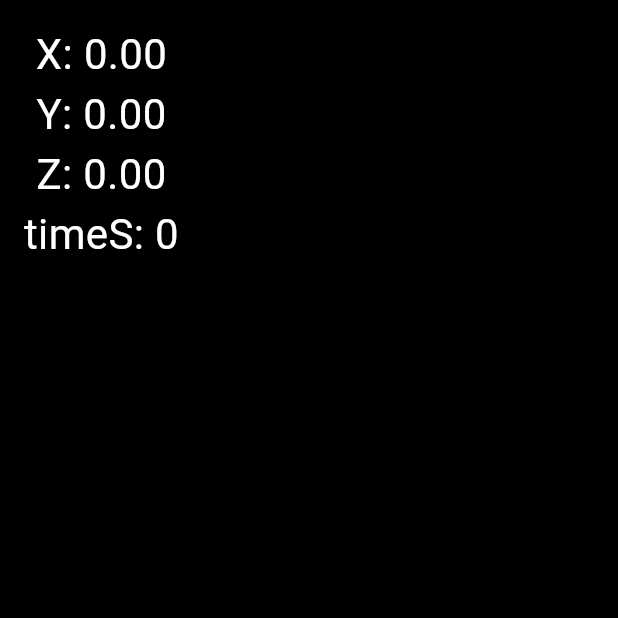
After one commit to fschiappacasse/fit_app, a Flutter app: the screen it shows after launch, after a tap on "Plank", on a phone screen of 412 x 824 dp, the top half of it. The commit adds this screen. Run offline on Flutter 3.47's test engine with Material 3 defaults, Android fonts, the light colour scheme and no system bars; our stand-ins replace audioplayers, fl_chart, sensors_plus, shared_preferences, vibration.

Commit message:
plank inicial y sonidos

```diff
--- a/lib/menu.dart
+++ b/lib/menu.dart
@@ -14,10 +14,11 @@ class MenuScreen extends StatelessWidget {
         child: Column(
           mainAxisAlignment: MainAxisAlignment.center,
           children: [
-            _menuButton(context, 'test', Exercise.test),
-            _menuButton(context, 'Sentadillas', Exercise.squat),
-            _menuButton(context, 'Saltos', Exercise.jump),
-            _menuButton(context, 'Equilibrio', Exercise.balance),
+            _menuButton(context, 'Test', Exercise.test),
+            _menuButton(context, 'Squat', Exercise.squat),
+            _menuButton(context, 'Plank', Exercise.plank),
+            _menuButton(context, 'Jump', Exercise.jump),
+            _menuButton(context, 'Balance', Exercise.balance),
           ],
         ),
       ),
--- /dev/null
+++ b/lib/screens/plank_screen.dart
@@ -0,0 +1,169 @@
+import 'dart:async';
+import 'package:flutter/material.dart';
+import 'package:sensors_plus/sensors_plus.dart';
+import 'package:vibration/vibration.dart';
+import 'package:fl_chart/fl_chart.dart';
+import '../storage/settings.dart';
+import 'package:audioplayers/audioplayers.dart';
+
+
+
+void vibracion() {
+  Vibration.hasVibrator().then((hasVibrator) {
+    if (hasVibrator ?? false) {
+      Vibration.vibrate(duration: 100);
+    }
+  });
+}
+
+void vibracion_fuerte() {
+  Vibration.hasVibrator().then((hasVibrator) {
+    if (hasVibrator ?? false) {
+      Vibration.vibrate(duration: 1000);
+    }
+  });
+}
+
+void vibracion_coundown_5() async {
+  if (await Vibration.hasVibrator() ?? false) {
+    Vibration.vibrate(
+            pattern: [0, 200, 800, 200, 800, 200, 800, 200, 800, 200]
+    );
+  }
+}
+
+
+Future<void> sonido_countdown(AudioPlayer player) async {
+  for (int i = 0; i < 3; i++) {
+    await player.play(
+      AssetSource('sounds/bip.mp3'),
+      volume: 0.8,
+    );
+    await Future.delayed(const Duration(seconds: 1));
+  }
+
+  // bip final más fuerte
+  await player.play(
+    AssetSource('sounds/bip.mp3'),
+    volume: 1.0,
+  );
+  await Future.delayed(const Duration(milliseconds: 200));
+  await player.play(
+    AssetSource('sounds/bip.mp3'),
+    volume: 1.0,
+  );
+}
+
+
+
+
+class PlankScreen extends StatefulWidget {
+  const PlankScreen({super.key});
+
+  @override
+  State<PlankScreen> createState() => _PlankScreenState();
+}
+
+class _PlankScreenState extends State<PlankScreen> {
+  final AudioPlayer _player = AudioPlayer();
+  double x = 0, y = 0, z = 0;
+  int time = 0;
+  DateTime initialTime = DateTime.now();
+  bool coundown1 = true; // 5 segundos empieza la advertencia
+  int timeS = 0;
+  bool failed = false; // si failed == true el jugador perdió el equilibrio
+  double sensitivity = 0;
+
+
+  //bool coundown2 = true // x segundos el primer fallo
+
+  late StreamSubscription<UserAccelerometerEvent> _subscription;
+
+  @override
+  void initState() {
+    super.initState();
+    sonido_countdown(_player);
+
+    _subscription = userAccelerometerEvents.listen((event) {
+      if (!mounted) return;
+
+    Settings.getSensitivity('squat').then((v) { // sensitivity y cooldown_ms de storage
+        setState(() => sensitivity = v);
+      });
+
+      final now = DateTime.now();
+
+       if (coundown1){
+            // cooldown de 5 segundos
+            if (now.difference(initialTime).inMilliseconds >= 5000) { //const  futuro??
+                coundown1 = false;
+                //vibracion_fuerte();
+                initialTime = DateTime.now(); //redefinimos para no contar los primeros 5 segundos
+            }
+        return;
+       }
+
+
+      setState(() {
+        x = event.x;
+        y = event.y;
+        z = event.z;
+
+
+        if( !failed){
+            timeS = now.difference(initialTime!).inSeconds;
+        }
+
+        // LOGICA FALLA PLANK
+        if (!failed && (x + y + z > sensitivity  )) { //const aceleración mínima
+            failed = true;
+            vibracion_fuerte();
+        }
+      });
+    });
+  }
+
+
+  @override
+  void dispose() {
+    _subscription.cancel();
+    super.dispose();
+  }
+
+  @override
+  Widget build(BuildContext context) {
+    return Scaffold(
+      backgroundColor: Colors.black,
+      body: Padding(
+        padding: const EdgeInsets.all(16),
+        child: Column(
+          children: [
+            Text(
+              'X: ${x.toStringAsFixed(2)}\n'
+              'Y: ${y.toStringAsFixed(2)}\n'
+              'Z: ${z.toStringAsFixed(2)}\n'
+              'timeS: $timeS',
+              textAlign: TextAlign.center,
+              style: const TextStyle(
+                color: Colors.white,
+                fontSize: 28,
+              ),
+            ),
+          ]
+        ),
+      ),
+    );
+  }
+
+  LineChartBarData _line(List<double> data, Color color) {
+    return LineChartBarData(
+      spots: List.generate(
+        data.length,
+        (i) => FlSpot(i.toDouble(), data[i]),
+      ),
+      isCurved: true,
+      color: color,
+      barWidth: 2,
+    );
+  }
+}
--- a/lib/screens/squat_screen.dart
+++ b/lib/screens/squat_screen.dart
@@ -35,7 +35,7 @@ class _SquatScreenState extends State<SquatScreen> {
   void initState() {
     super.initState();
 
-      Settings.getSensitivity('squat').then((v) {
+      Settings.getSensitivity('squat').then((v) { // sensitivity y cooldown_ms de storage
         setState(() => sensitivity = v);
       });
 
--- a/lib/sensor_screen.dart
+++ b/lib/sensor_screen.dart
@@ -7,6 +7,7 @@ import 'package:fl_chart/fl_chart.dart';
 
 import 'screens/squat_screen.dart';
 import 'screens/test_screen.dart';
+import 'screens/plank_screen.dart';
 
 class SensorScreen extends StatelessWidget {
   final Exercise exercise;
@@ -20,6 +21,8 @@ class SensorScreen extends StatelessWidget {
         return TestScreen();
       case 'squat':
         return SquatScreen();
+      case 'plank':
+        return PlankScreen();
       case 'jump':
         //return JumpScreen();
       case 'balance':
--- a/lib/storage/settings.dart
+++ b/lib/storage/settings.dart
@@ -17,6 +17,8 @@ class Settings {
         return 3.0;
       case 'balance':
         return 1.2;
+      case 'plank':
+        return 1.5;
       default:
         return 2.0;
     }
```
Also changed, not shown: pubspec.yaml (+4 -4 lines), pubspec.lock, 6 other files.
